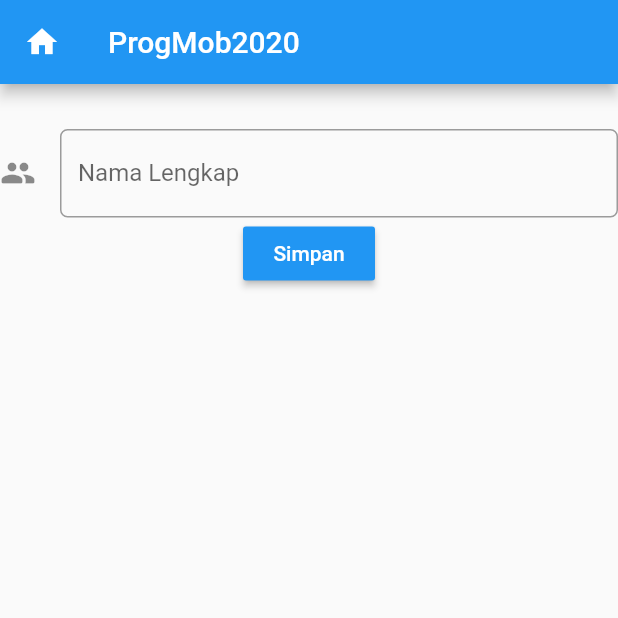
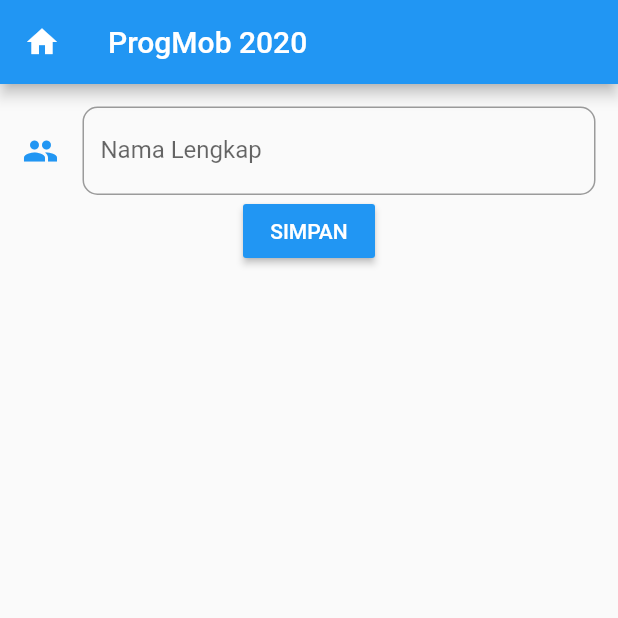
Before and after one commit to argowibowo/progmob2020uas, a Flutter app: the screen it shows after launch, on a phone screen of 412 x 824 dp, the top half of it. Run offline on Flutter 3.47's test engine with Material 2 defaults, Android fonts, the phone set to English and light mode, and no system bars; missing offline and left inert: dart:ffi.

Commit message:
Tugas 8: Flutter Widget

```diff
--- a/lib/tugaspertemuan8.dart
+++ b/lib/tugaspertemuan8.dart
@@ -1,5 +1,6 @@
+import 'dart:ffi';
+
 import 'package:flutter/material.dart';
-
 class tugaspertemuan8 extends StatefulWidget {
   tugaspertemuan8({Key key, this.title}) : super(key: key);
 
@@ -10,9 +11,15 @@ class tugaspertemuan8 extends StatefulWidget {
 }
 
 class _tugaspertemuan8State extends State<tugaspertemuan8> {
-  void _incrementCounter() {
-    setState(() {
-    });
+  GlobalKey<FormState> key = GlobalKey<FormState>();
+
+  Void Validate(){
+    if (key.currentState.validate()){
+      print("Validate");
+    }
+    else {
+      print("failed");
+    }
   }
 
   @override
@@ -20,34 +27,48 @@ class _tugaspertemuan8State extends State<tugaspertemuan8> {
     return Scaffold(
       appBar: AppBar(
         leading: Icon(Icons.home),
-        title: Text(widget.title),
+        title: Text("ProgMob 2020"),
       ),
-      body: Center(
+      body: Padding(
+        padding:EdgeInsets.all(15.0),
+        child : Center(
+            child : Form(
+              key: key,
               child: Column(
                 mainAxisAlignment: MainAxisAlignment.start,
                 children: <Widget>[
-            Padding(
-              padding: EdgeInsets.all(15.0),
+                  TextFormField(
+                    validator: (value){
+                      if(value.isEmpty){
+                        return "Kolom Tidak Boleh Kosong";
+                      }
+                      else{
+                        return null;
+                      }
+                    },
+                    decoration: new InputDecoration(
+                      icon:Icon (
+                        Icons.people_sharp,
+                        color: Colors.blue,
                       ),
-            TextFormField(
-              decoration:  new InputDecoration(
-                icon: Icon(Icons.people_rounded),
-                  labelText: "Nama Lengkap",
-                  hintText: "Contoh:Yose Salawangi",
+                      labelText: 'Nama Lengkap',
+                      hintText: 'Contoh : Yose Salawangi',
                       border: OutlineInputBorder(
-                    borderRadius: new BorderRadius.circular(5),
-                  )
+                        borderRadius: new BorderRadius.circular(10),
+                      ),
                     ),
                   ),
                   RaisedButton(
                     color: Colors.blue,
+                    onPressed: Validate,
                     child: Text(
-                "Simpan",
-                style: TextStyle(color: Colors.white)
+                      "SIMPAN",
+                      style: TextStyle(color: Colors.white),
                     ),
-              onPressed: () {},
                   )
                 ],
+              ),
+            )
         ),
       ),
     );
```
Lines whose indentation alone changed are shown as unchanged.
